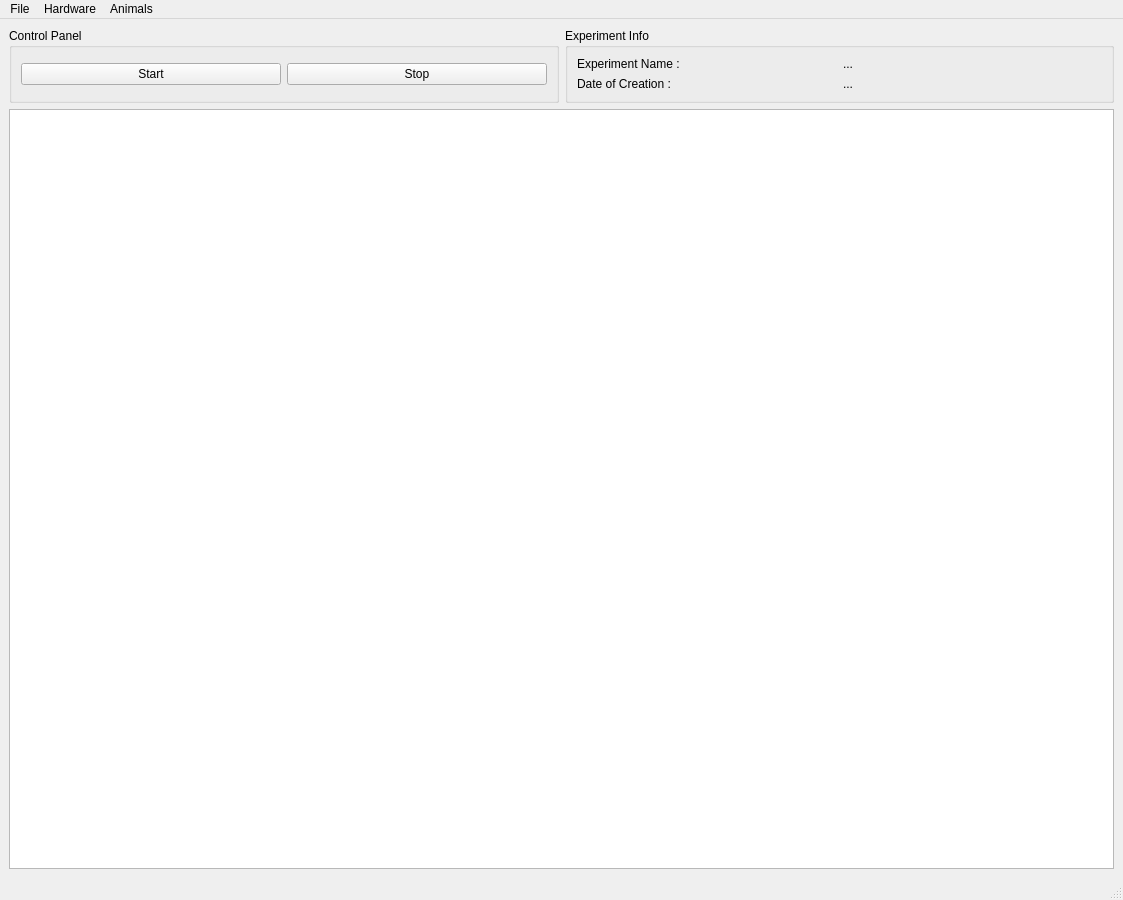
Qt form UI/MainWindow.ui (RoboDoig/autonomouse-control) before a commit.
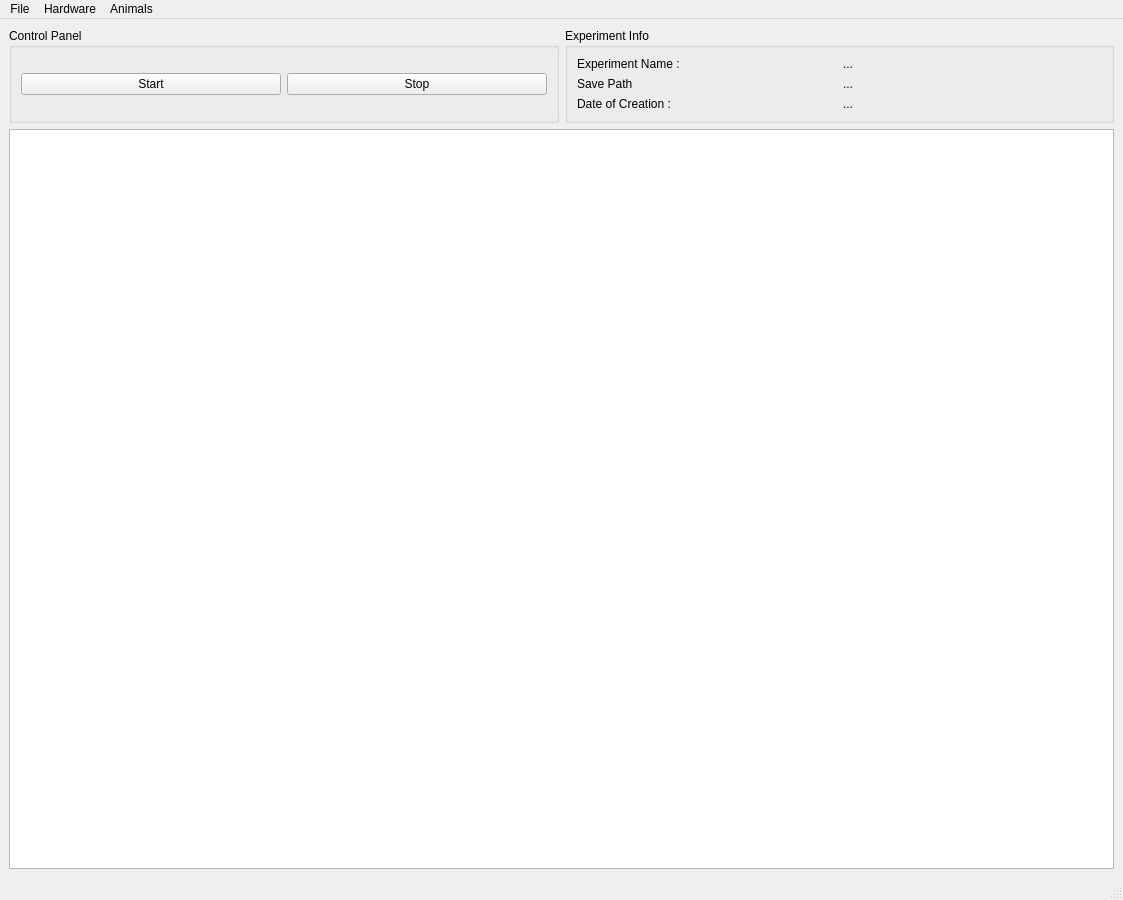
The same form after that commit.

Diff of the .ui file:
```diff
--- a/UI/MainWindow.ui
+++ b/UI/MainWindow.ui
@@ -47,6 +47,27 @@
        <string>Experiment Info</string>
       </property>
       <layout class="QGridLayout" name="gridLayout_2">
+       <item row="2" column="1">
+        <widget class="QLabel" name="experimentDateLabel">
+         <property name="text">
+          <string>...</string>
+         </property>
+        </widget>
+       </item>
+       <item row="2" column="0">
+        <widget class="QLabel" name="label_3">
+         <property name="text">
+          <string>Date of Creation :</string>
+         </property>
+        </widget>
+       </item>
+       <item row="0" column="1">
+        <widget class="QLabel" name="experimentNameLabel">
+         <property name="text">
+          <string>...</string>
+         </property>
+        </widget>
+       </item>
        <item row="0" column="0">
         <widget class="QLabel" name="label">
          <property name="text">
@@ -54,22 +75,15 @@
          </property>
         </widget>
        </item>
-       <item row="0" column="1">
-        <widget class="QLabel" name="experimentNameLabel">
-         <property name="text">
-          <string>...</string>
-         </property>
-        </widget>
-       </item>
        <item row="1" column="0">
-        <widget class="QLabel" name="label_3">
+        <widget class="QLabel" name="label_2">
          <property name="text">
-          <string>Date of Creation :</string>
+          <string>Save Path</string>
          </property>
         </widget>
        </item>
        <item row="1" column="1">
-        <widget class="QLabel" name="experimentDateLabel">
+        <widget class="QLabel" name="savePathLabel">
          <property name="text">
           <string>...</string>
          </property>
@@ -95,7 +109,6 @@
     </property>
     <addaction name="actionSave_Experiment"/>
     <addaction name="actionLoad_Experiment"/>
-    <addaction name="actionPreferences"/>
    </widget>
    <widget class="QMenu" name="menuHardware">
     <property name="title">
```
